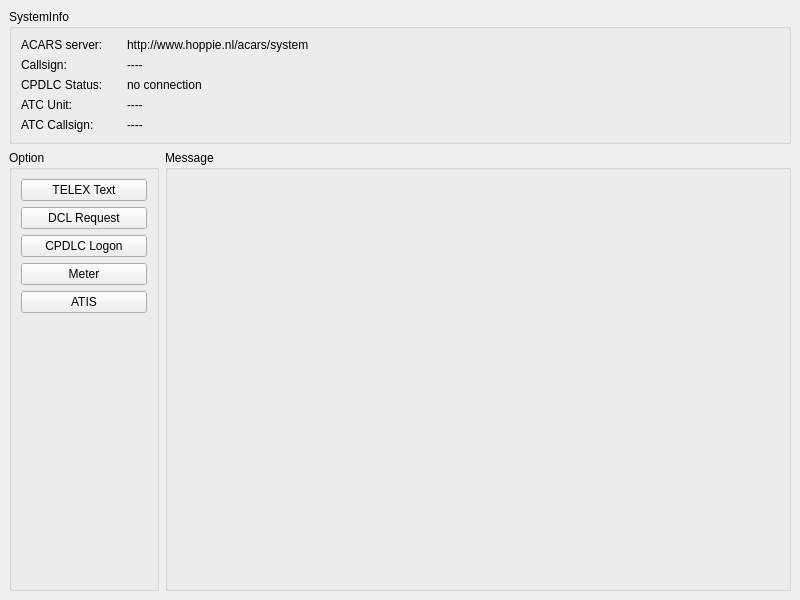
half-nothing/SimpleCPDLC, file src/ui/form/main_window.ui: the form before one commit.
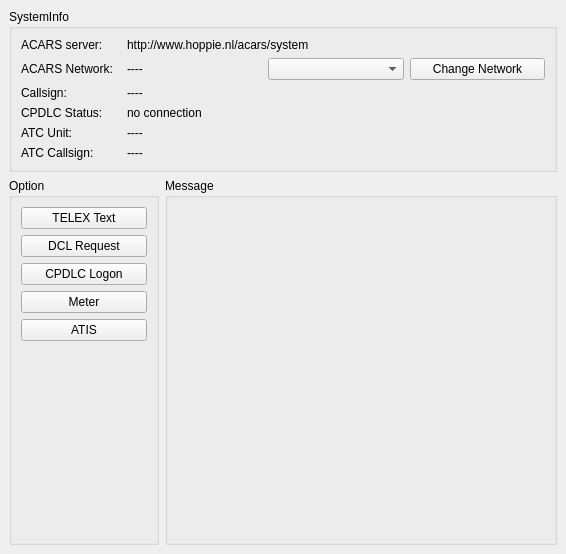
The form after the commit. Custom widgets are drawn as their Qt base class.

```diff
--- a/src/ui/form/main_window.ui
+++ b/src/ui/form/main_window.ui
@@ -6,10 +6,16 @@
    <rect>
     <x>0</x>
     <y>0</y>
-    <width>800</width>
-    <height>600</height>
+    <width>566</width>
+    <height>554</height>
    </rect>
   </property>
+  <property name="minimumSize">
+   <size>
+    <width>566</width>
+    <height>554</height>
+   </size>
+  </property>
   <property name="windowTitle">
    <string>SimpleCPDLC</string>
   </property>
@@ -33,28 +39,17 @@
        <string>SystemInfo</string>
       </property>
       <layout class="QGridLayout" name="gridLayout_2">
-       <item row="2" column="0">
+       <item row="3" column="0">
         <widget class="QLabel" name="label_2">
          <property name="text">
           <string>CPDLC Status:</string>
          </property>
         </widget>
        </item>
-       <item row="3" column="1" colspan="2">
-        <widget class="QLabel" name="atc_unit">
-         <property name="text">
-          <string>----</string>
-         </property>
-        </widget>
+       <item row="1" column="2">
+        <widget class="QComboBox" name="network_select"/>
        </item>
-       <item row="4" column="1" colspan="2">
-        <widget class="QLabel" name="atc_callsign">
-         <property name="text">
-          <string>----</string>
-         </property>
-        </widget>
-       </item>
-       <item row="1" column="0">
+       <item row="2" column="0">
         <widget class="QLabel" name="label_1">
          <property name="sizePolicy">
           <sizepolicy hsizetype="Preferred" vsizetype="Minimum">
@@ -79,43 +74,17 @@
          </property>
         </widget>
        </item>
-       <item row="4" column="0">
+       <item row="5" column="0">
         <widget class="QLabel" name="label_3">
          <property name="text">
           <string>ATC Callsign:</string>
          </property>
         </widget>
        </item>
-       <item row="2" column="1" colspan="2">
-        <widget class="QLabel" name="cpdlc_status">
+       <item row="1" column="0">
+        <widget class="QLabel" name="label_5">
          <property name="text">
-          <string>no connection</string>
-         </property>
-        </widget>
-       </item>
-       <item row="3" column="0">
-        <widget class="QLabel" name="label">
-         <property name="text">
-          <string>ATC Unit:</string>
-         </property>
-        </widget>
-       </item>
-       <item row="1" column="1" colspan="2">
-        <widget class="QLabel" name="callsign">
-         <property name="sizePolicy">
-          <sizepolicy hsizetype="Preferred" vsizetype="Preferred">
-           <horstretch>0</horstretch>
-           <verstretch>0</verstretch>
-          </sizepolicy>
-         </property>
-         <property name="minimumSize">
-          <size>
-           <width>100</width>
-           <height>0</height>
-          </size>
-         </property>
-         <property name="text">
-          <string>----</string>
+          <string>ACARS Network:</string>
          </property>
         </widget>
        </item>
@@ -126,13 +95,74 @@
          </property>
         </widget>
        </item>
-       <item row="0" column="1" colspan="2">
+       <item row="4" column="0">
+        <widget class="QLabel" name="label">
+         <property name="text">
+          <string>ATC Unit:</string>
+         </property>
+        </widget>
+       </item>
+       <item row="1" column="1">
+        <widget class="QLabel" name="network">
+         <property name="text">
+          <string>----</string>
+         </property>
+        </widget>
+       </item>
+       <item row="1" column="3">
+        <widget class="QPushButton" name="change_network">
+         <property name="text">
+          <string>Change Network</string>
+         </property>
+        </widget>
+       </item>
+       <item row="0" column="1" colspan="3">
         <widget class="QLabel" name="acars_server_url">
          <property name="text">
           <string>http://www.hoppie.nl/acars/system</string>
          </property>
         </widget>
        </item>
+       <item row="2" column="1" colspan="3">
+        <widget class="QLabel" name="callsign">
+         <property name="sizePolicy">
+          <sizepolicy hsizetype="Preferred" vsizetype="Preferred">
+           <horstretch>0</horstretch>
+           <verstretch>0</verstretch>
+          </sizepolicy>
+         </property>
+         <property name="minimumSize">
+          <size>
+           <width>100</width>
+           <height>0</height>
+          </size>
+         </property>
+         <property name="text">
+          <string>----</string>
+         </property>
+        </widget>
+       </item>
+       <item row="3" column="1" colspan="3">
+        <widget class="QLabel" name="cpdlc_status">
+         <property name="text">
+          <string>no connection</string>
+         </property>
+        </widget>
+       </item>
+       <item row="4" column="1" colspan="3">
+        <widget class="QLabel" name="atc_unit">
+         <property name="text">
+          <string>----</string>
+         </property>
+        </widget>
+       </item>
+       <item row="5" column="1" colspan="3">
+        <widget class="QLabel" name="atc_callsign">
+         <property name="text">
+          <string>----</string>
+         </property>
+        </widget>
+       </item>
       </layout>
      </widget>
     </item>
```
Left out of the diff: 4 changed lines with no effect on the pictures.
